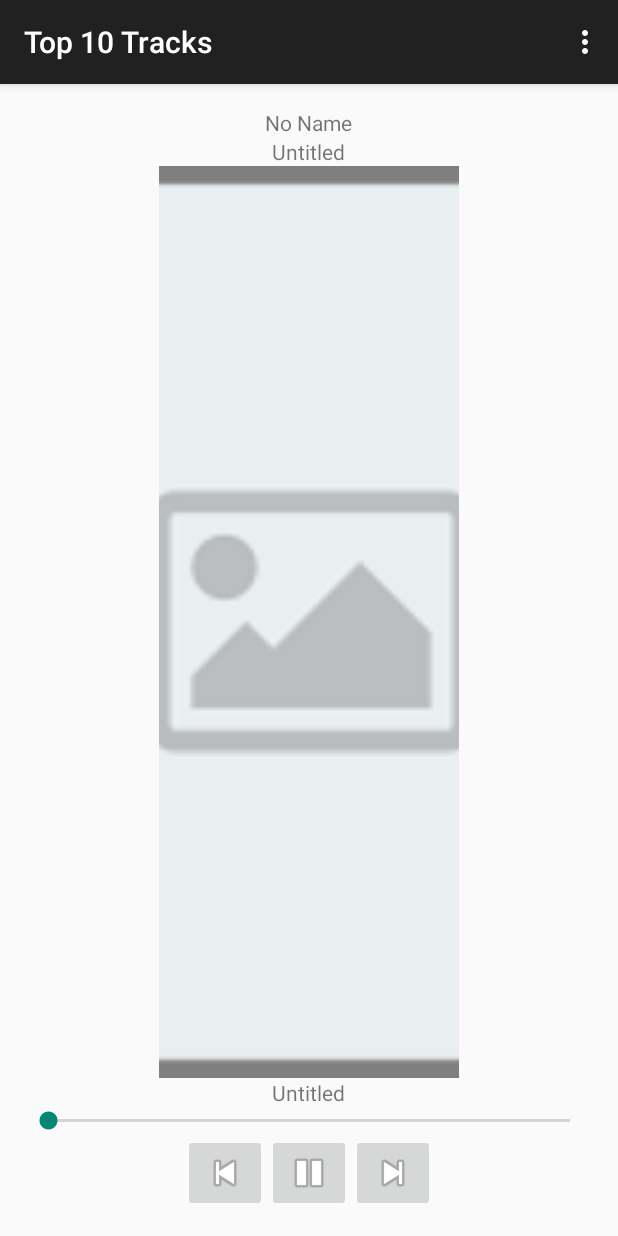
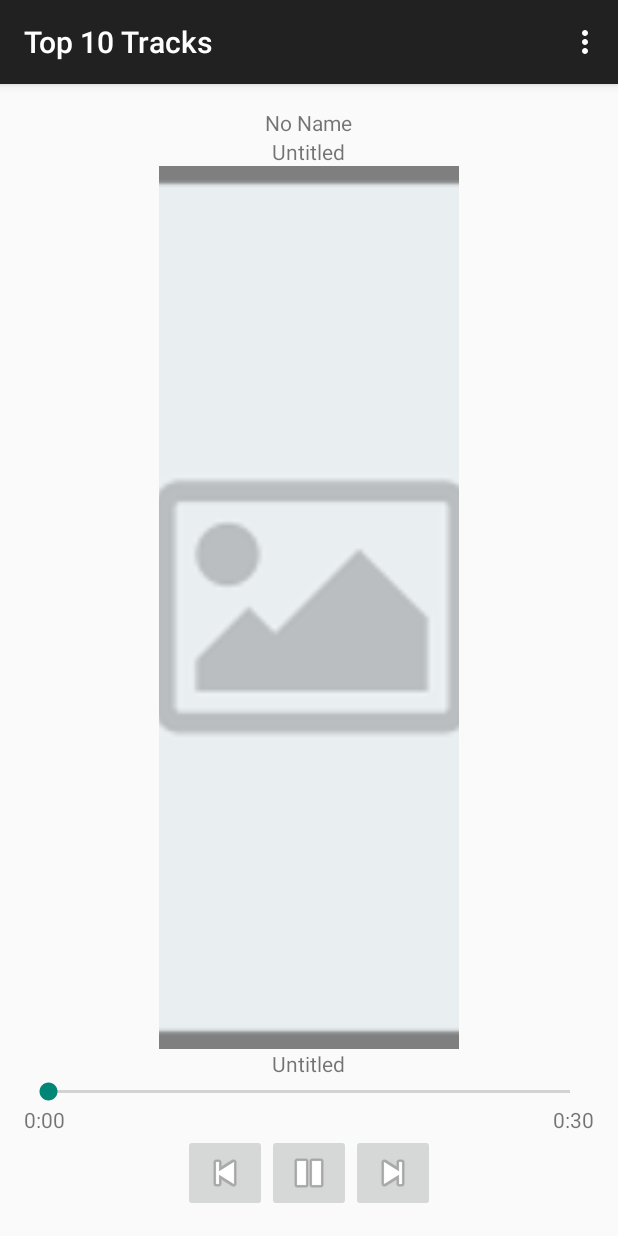
Before and after one commit to oliviadodge/spotify-streamer, an Android app: the fragment TrackPlayerDialogFragment placed in its activity, on a phone screen of 412 x 824 dp. Run offline under Robolectric (Android 15) with nearby library versions, the light colour scheme and no system bars; our stand-ins replace Picasso; pictures from the network do not load; 7 statements that could not run were skipped.

Commit message:
Please enter the commit message for your changes. make progress on incomporating reviewer's comments.
Lines starting with '#' will be ignored, and an empty message aborts the commit.

```diff
--- a/SpotifyStreamer/app/src/main/java/com/example/android/spotifystreamer/TrackPlayerDialogFragment.java
+++ b/SpotifyStreamer/app/src/main/java/com/example/android/spotifystreamer/TrackPlayerDialogFragment.java
@@ -44,6 +44,8 @@ public class TrackPlayerDialogFragment extends DialogFragment {
     TrackPlayerDialogListener mListener;
     TrackPlayerDialogFragment mDialog;
     ImageButton mPauseButton;
+    TextView mElapsedTimeTextView;
+    TextView mTimeLeftTextView;
 
     ArrayList<String> mTrackInfo;
 
@@ -93,6 +95,10 @@ public class TrackPlayerDialogFragment extends DialogFragment {
         TextView trackTextView = (TextView) view.findViewById(R.id.track_player_song);
         trackTextView.setText(mTrackInfo.get(TopTracksFragment.COL_TRACK_NAME));
 
+        mElapsedTimeTextView = (TextView) view.findViewById(R.id.track_player_elapsed_time);
+
+        mTimeLeftTextView = (TextView) view.findViewById(R.id.track_player_time_left);
+
         ImageView imageView = (ImageView) view.findViewById(R.id.track_player_album_art);
 
 
@@ -110,6 +116,11 @@ public class TrackPlayerDialogFragment extends DialogFragment {
             @Override
             public void onProgressChanged(SeekBar seekBar, int progress, boolean fromUser) {
                 mListener.onProgressChanged(seekBar, progress, fromUser);
+
+                double progressDouble = (double)progress/1000;
+                double timeLeftDouble = 30 - (double)progress/1000;
+                mElapsedTimeTextView.setText("0:" + String.format("%02d", Math.round(progressDouble)));
+                mTimeLeftTextView.setText("0:" + String.format("%02d", Math.round(timeLeftDouble)));
             }
 
             @Override
--- a/SpotifyStreamer/app/src/main/java/com/example/android/spotifystreamer/TracksAdapter.java
+++ b/SpotifyStreamer/app/src/main/java/com/example/android/spotifystreamer/TracksAdapter.java
@@ -18,6 +18,8 @@ import com.squareup.picasso.Picasso;
  */
 public class TracksAdapter extends CursorAdapter {
 
+
+    private static String TAG = TracksAdapter.class.getSimpleName();
     /**
      * Cache of the children views for track list item.
      */
@@ -39,7 +41,7 @@ public class TracksAdapter extends CursorAdapter {
 
     @Override
     public View newView(Context context, Cursor cursor, ViewGroup parent) {
-        int layoutId;
+        int layoutId = -1;
 
         layoutId = R.layout.list_item_track;
 
--- a/SpotifyStreamer/app/src/main/res/layout/fragment_track_player.xml
+++ b/SpotifyStreamer/app/src/main/res/layout/fragment_track_player.xml
@@ -51,6 +51,25 @@
         android:layout_gravity="center"/>
 
     <LinearLayout
+        android:layout_width="match_parent"
+        android:layout_height="wrap_content"
+        android:orientation="horizontal"
+        android:layout_gravity="center">
+        <TextView
+            android:id="@+id/track_player_elapsed_time"
+            android:text="@string/elapsed_time"
+            android:layout_width="0dp"
+            android:layout_height="wrap_content"
+            android:layout_weight="1"/>
+        <TextView
+            android:id="@+id/track_player_time_left"
+            android:text="@string/time_left"
+            android:layout_width="wrap_content"
+            android:layout_height="wrap_content"/>
+    </LinearLayout>
+
+
+    <LinearLayout
         android:layout_width="wrap_content"
         android:layout_height="wrap_content"
         android:orientation="horizontal"
--- a/SpotifyStreamer/app/src/main/res/values/strings.xml
+++ b/SpotifyStreamer/app/src/main/res/values/strings.xml
@@ -4,7 +4,7 @@
 
     <!--Toasts-->
 
-    <string name="toast_no_artist_found">No artists found that match the given search term.</string>
+    <string name="toast_no_artist_found">No artists found that match the given search term. Please refine search.</string>
     <string name="toast_no_track_found">No top tracks found for that artist.</string>
     <string name="toast_track_not_playable">There is no preview for this track</string>
     <string name="toast_no_network_found">Can\'t find a network connection.</string>
@@ -28,11 +28,13 @@
     <string name="title_activity_track_player">TrackPlayerActivity</string>
     <string name="action_settings">Settings</string>
 
-    <!--TopTracksFragment-->
+    <!--TrackPlayerDialogFragment-->
 
     <string name="artist">No Name</string>
     <string name="album">Untitled</string>
     <string name="song">Untitled</string>
+    <string name="elapsed_time">0:00</string>
+    <string name="time_left">0:30</string>
 
     <!--Image Button Content Descriptions-->
 
```
Also changed, not shown: SpotifyStreamer/app/src/main/java/com/example/android/spotifystreamer/ArtistsFragment.java (+11 -1 lines), SpotifyStreamer/app/src/main/java/com/example/android/spotifystreamer/FetchArtistsTask.java (+19 -6 lines), SpotifyStreamer/app/src/main/java/com/example/android/spotifystreamer/FetchTracksTask.java (+20 -7 lines), SpotifyStreamer/app/src/main/java/com/example/android/spotifystreamer/TopTracksFragment.java (+16 -4 lines), SpotifyStreamer/app/src/main/java/com/example/android/spotifystreamer/data/DataContract.java (+12 -0 lines).
